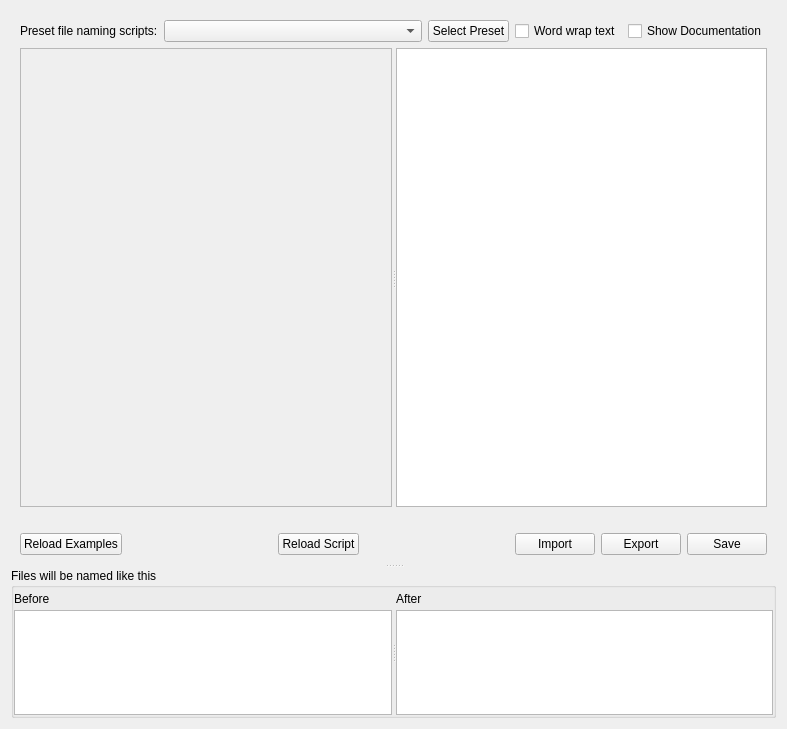
This is ui/scripteditor.ui in metabrainz/picard as Qt 5 draws it before an edit. The edited form follows.
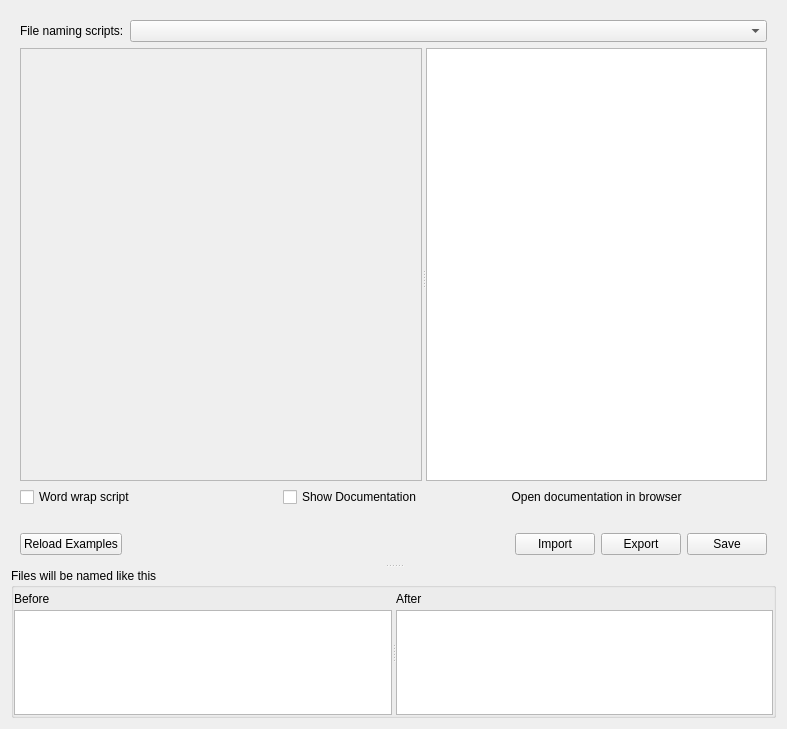
This is the edited form. Custom widgets are drawn as their Qt base class.

Patch:
```diff
--- a/ui/scripteditor.ui
+++ b/ui/scripteditor.ui
@@ -78,12 +78,12 @@
            </property>
            <property name="minimumSize">
             <size>
-             <width>130</width>
+             <width>0</width>
              <height>0</height>
             </size>
            </property>
            <property name="text">
-            <string>Preset file naming scripts:</string>
+            <string>File naming scripts:</string>
            </property>
           </widget>
          </item>
@@ -101,35 +101,8 @@
              <height>0</height>
             </size>
            </property>
-          </widget>
-         </item>
-         <item>
-          <widget class="QPushButton" name="preset_naming_script_select">
            <property name="toolTip">
-            <string>Load the selected preset script into the editor</string>
-           </property>
-           <property name="text">
-            <string>Select Preset</string>
-           </property>
-          </widget>
-         </item>
-         <item>
-          <widget class="QCheckBox" name="file_naming_word_wrap">
-           <property name="toolTip">
-            <string>Word wrap long lines in the editor</string>
-           </property>
-           <property name="text">
-            <string>Word wrap text</string>
-           </property>
-          </widget>
-         </item>
-         <item>
-          <widget class="QCheckBox" name="show_documentation">
-           <property name="toolTip">
-            <string>Open the scripting documentation in a sidebar</string>
-           </property>
-           <property name="text">
-            <string>Show Documentation</string>
+            <string>Select the file naming script to load into the editor</string>
            </property>
           </widget>
          </item>
@@ -155,7 +128,7 @@
          <property name="frameShadow">
           <enum>QFrame::Raised</enum>
          </property>
-         <layout class="QVBoxLayout" name="verticalLayout_2">
+         <layout class="QVBoxLayout" name="verticalLayout_8">
           <property name="leftMargin">
            <number>0</number>
           </property>
@@ -173,6 +146,27 @@
             <property name="orientation">
              <enum>Qt::Horizontal</enum>
             </property>
+            <widget class="QFrame" name="frame_5">
+             <property name="frameShape">
+              <enum>QFrame::NoFrame</enum>
+             </property>
+             <property name="frameShadow">
+              <enum>QFrame::Raised</enum>
+             </property>
+             <layout class="QVBoxLayout" name="verticalLayout_2">
+              <property name="leftMargin">
+               <number>0</number>
+              </property>
+              <property name="topMargin">
+               <number>0</number>
+              </property>
+              <property name="rightMargin">
+               <number>0</number>
+              </property>
+              <property name="bottomMargin">
+               <number>0</number>
+              </property>
+              <item>
             <widget class="ScriptTextEdit" name="file_naming_format">
              <property name="enabled">
               <bool>false</bool>
@@ -208,6 +202,67 @@
               <set>Qt::TextEditorInteraction</set>
              </property>
             </widget>
+              </item>
+              <item>
+               <layout class="QHBoxLayout" name="horizontalLayout">
+                <item>
+                 <widget class="QCheckBox" name="file_naming_word_wrap">
+                  <property name="toolTip">
+                   <string>Word wrap long lines in the editor</string>
+                  </property>
+                  <property name="text">
+                   <string>Word wrap script</string>
+                  </property>
+                 </widget>
+                </item>
+                <item>
+                 <spacer name="horizontalSpacer_2">
+                  <property name="orientation">
+                   <enum>Qt::Horizontal</enum>
+                  </property>
+                  <property name="sizeHint" stdset="0">
+                   <size>
+                    <width>40</width>
+                    <height>20</height>
+                   </size>
+                  </property>
+                 </spacer>
+                </item>
+                <item>
+                 <widget class="QCheckBox" name="show_documentation">
+                  <property name="toolTip">
+                   <string>Open the scripting documentation in a sidebar</string>
+                  </property>
+                  <property name="text">
+                   <string>Show Documentation</string>
+                  </property>
+                 </widget>
+                </item>
+               </layout>
+              </item>
+             </layout>
+            </widget>
+            <widget class="QFrame" name="documentation_frame">
+             <property name="frameShape">
+              <enum>QFrame::NoFrame</enum>
+             </property>
+             <property name="frameShadow">
+              <enum>QFrame::Raised</enum>
+             </property>
+             <layout class="QVBoxLayout" name="verticalLayout_7">
+              <property name="leftMargin">
+               <number>0</number>
+              </property>
+              <property name="topMargin">
+               <number>0</number>
+              </property>
+              <property name="rightMargin">
+               <number>0</number>
+              </property>
+              <property name="bottomMargin">
+               <number>0</number>
+              </property>
+              <item>
             <widget class="QTextBrowser" name="textBrowser">
              <property name="enabled">
               <bool>true</bool>
@@ -219,6 +274,44 @@
               </size>
              </property>
             </widget>
+              </item>
+              <item>
+               <layout class="QHBoxLayout" name="horizontalLayout_3">
+                <property name="topMargin">
+                 <number>0</number>
+                </property>
+                <item>
+                 <widget class="QLabel" name="scripting_doc_link">
+                  <property name="sizePolicy">
+                   <sizepolicy hsizetype="Expanding" vsizetype="Preferred">
+                    <horstretch>0</horstretch>
+                    <verstretch>0</verstretch>
+                   </sizepolicy>
+                  </property>
+                  <property name="minimumSize">
+                   <size>
+                    <width>0</width>
+                    <height>20</height>
+                   </size>
+                  </property>
+                  <property name="text">
+                   <string>Open documentation in browser</string>
+                  </property>
+                  <property name="alignment">
+                   <set>Qt::AlignCenter</set>
+                  </property>
+                  <property name="wordWrap">
+                   <bool>true</bool>
+                  </property>
+                  <property name="openExternalLinks">
+                   <bool>true</bool>
+                  </property>
+                 </widget>
+                </item>
+               </layout>
+              </item>
+             </layout>
+            </widget>
            </widget>
           </item>
          </layout>
@@ -262,29 +355,6 @@
            </property>
           </spacer>
          </item>
-         <item>
-          <widget class="QPushButton" name="file_naming_format_reload">
-           <property name="toolTip">
-            <string>Reload the script currently saved in the configuration option settings</string>
-           </property>
-           <property name="text">
-            <string>Reload Script</string>
-           </property>
-          </widget>
-         </item>
-         <item>
-          <spacer name="horizontalSpacer">
-           <property name="orientation">
-            <enum>Qt::Horizontal</enum>
-           </property>
-           <property name="sizeHint" stdset="0">
-            <size>
-             <width>40</width>
-             <height>20</height>
-            </size>
-           </property>
-          </spacer>
-         </item>
          <item>
           <widget class="QPushButton" name="import_script">
            <property name="toolTip">
```
Lines whose indentation alone changed are shown as unchanged.
